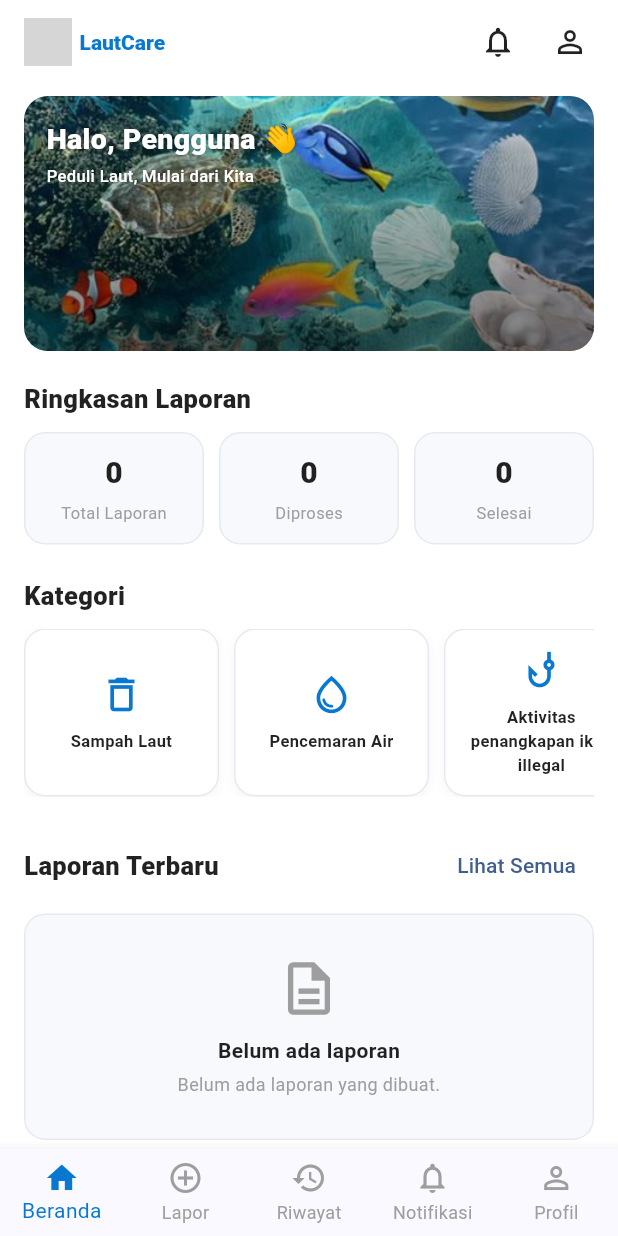
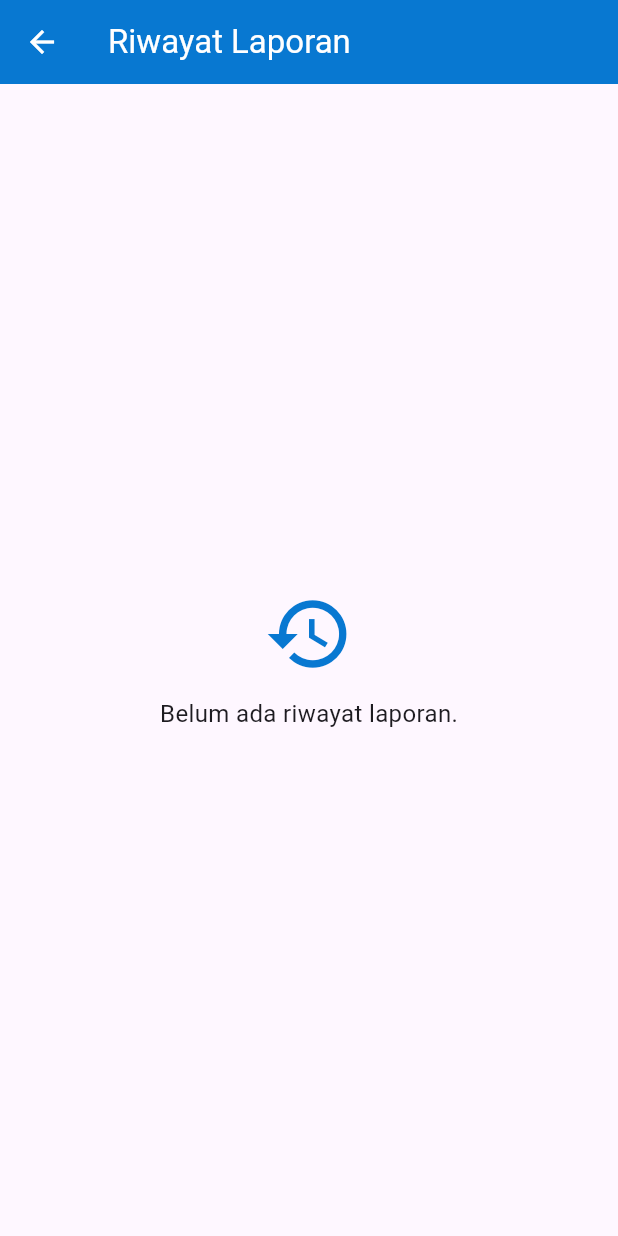
Before and after one commit to arfianti056-cloud/lautcare, a Flutter app: the BerandaScreen screen opened by its route, after a tap on "Lihat Semua", on a phone screen of 412 x 824 dp. Run offline on Flutter 3.47's test engine with Material 3 defaults, Android fonts, the phone set to English and light mode, and no system bars; grey boxes are pictures that could not be loaded.

Commit message:
Update fitur login, register, dan tampilan LautCare

```diff
--- a/lib/main.dart
+++ b/lib/main.dart
@@ -4,7 +4,8 @@ import 'screens/splash_screen.dart';
 import 'screens/login_screen.dart';
 import 'screens/register_screen.dart';
 import 'pelapor/beranda_screen.dart';
-import 'pelapor/buat_laporan/laporan_screen.dart';
+import 'riwayat/riwayat_screen.dart';
+import 'profile/profile_screen.dart';
 
 void main() {
   runApp(const LautCareApp());
@@ -16,22 +17,19 @@ class LautCareApp extends StatelessWidget {
   @override
   Widget build(BuildContext context) {
     return MaterialApp(
-      title: 'LautCare',
       debugShowCheckedModeBanner: false,
+      title: 'LAUTCARE',
 
-      theme: ThemeData(
-        useMaterial3: true,
-        colorSchemeSeed: const Color(0xFF1565C0),
-      ),
-
+      // Aplikasi dimulai dari Splash Screen
       initialRoute: '/',
 
       routes: {
-        '/': (_) => const SplashScreen(),
-        '/login': (_) => const LoginScreen(),
-        '/register': (_) => const RegisterScreen(),
-        '/beranda': (_) => const BerandaScreen(),
-        '/laporan': (context) => const LaporanScreen(),
+        '/': (context) => const SplashScreen(),
+        '/login': (context) => const LoginScreen(),
+        '/register': (context) => const RegisterScreen(),
+        '/beranda': (context) => const BerandaScreen(),
+        '/riwayat': (context) => const RiwayatScreen(),
+        '/profil': (context) => const ProfilScreen(),
       },
     );
   }
--- a/lib/pelapor/beranda_screen.dart
+++ b/lib/pelapor/beranda_screen.dart
@@ -15,7 +15,7 @@ class BerandaScreen extends StatelessWidget {
         title: Row(
           children: [
             Image.asset(
-              'assets/images/LautCare_Ocean_Wave_Logo-removebg-preview.png',
+              'assets/images/logo.png',
               width: 32,
               height: 32,
               fit: BoxFit.contain,
@@ -31,27 +31,13 @@ class BerandaScreen extends StatelessWidget {
             ),
           ],
         ),
-        actions: [
-          IconButton(
-            onPressed: () {},
-            icon: const Icon(Icons.notifications_none, color: Colors.black87),
-          ),
-          IconButton(
-            onPressed: () {},
-            icon: const Icon(Icons.person_outline, color: Colors.black87),
-          ),
-          const SizedBox(width: 8),
-        ],
       ),
-
       body: SingleChildScrollView(
         padding: const EdgeInsets.fromLTRB(16, 8, 16, 20),
         child: Column(
           crossAxisAlignment: CrossAxisAlignment.start,
           children: [
-            // =========================
-            // BANNER
-            // =========================
+            // BANNER BERANDA
             ClipRRect(
               borderRadius: BorderRadius.circular(16),
               child: SizedBox(
@@ -64,7 +50,6 @@ class BerandaScreen extends StatelessWidget {
                       'assets/images/benner_beranda.jpg',
                       fit: BoxFit.cover,
                     ),
-
                     Container(
                       decoration: const BoxDecoration(
                         gradient: LinearGradient(
@@ -74,7 +59,6 @@ class BerandaScreen extends StatelessWidget {
                         ),
                       ),
                     ),
-
                     const Positioned(
                       left: 15,
                       top: 15,
@@ -114,9 +98,7 @@ class BerandaScreen extends StatelessWidget {
 
             const SizedBox(height: 20),
 
-            // =========================
             // RINGKASAN LAPORAN
-            // =========================
             const Text(
               'Ringkasan Laporan',
               style: TextStyle(
@@ -125,7 +107,6 @@ class BerandaScreen extends StatelessWidget {
                 color: Colors.black87,
               ),
             ),
-
             const SizedBox(height: 10),
 
             Row(
@@ -146,9 +127,7 @@ class BerandaScreen extends StatelessWidget {
 
             const SizedBox(height: 22),
 
-            // =========================
             // KATEGORI
-            // =========================
             const Text(
               'Kategori',
               style: TextStyle(
@@ -157,7 +136,6 @@ class BerandaScreen extends StatelessWidget {
                 color: Colors.black87,
               ),
             ),
-
             const SizedBox(height: 10),
 
             SizedBox(
@@ -184,9 +162,7 @@ class BerandaScreen extends StatelessWidget {
 
             const SizedBox(height: 22),
 
-            // =========================
             // LAPORAN TERBARU
-            // =========================
             Row(
               mainAxisAlignment: MainAxisAlignment.spaceBetween,
               children: [
@@ -198,13 +174,16 @@ class BerandaScreen extends StatelessWidget {
                     color: Colors.black87,
                   ),
                 ),
-                TextButton(onPressed: () {}, child: const Text('Lihat Semua')),
+                TextButton(
+                  onPressed: () {
+                    Navigator.pushNamed(context, '/riwayat');
+                  },
+                  child: const Text('Lihat Semua'),
+                ),
               ],
             ),
-
             const SizedBox(height: 8),
 
-            // BELUM ADA LAPORAN
             Container(
               width: double.infinity,
               padding: const EdgeInsets.symmetric(vertical: 28, horizontal: 20),
@@ -240,49 +219,32 @@ class BerandaScreen extends StatelessWidget {
             ),
 
             const SizedBox(height: 22),
-
-            // =========================
-            // BUAT LAPORAN
-            // =========================
-            SizedBox(
-              width: double.infinity,
-              height: 48,
-              child: ElevatedButton.icon(
-                onPressed: () {
-                  Navigator.pushNamed(context, '/laporan');
-                },
-                icon: const Icon(Icons.add),
-                label: const Text(
-                  'Buat Laporan',
-                  style: TextStyle(fontWeight: FontWeight.w700),
-                ),
-                style: ElevatedButton.styleFrom(
-                  backgroundColor: const Color(0xFF0878D1),
-                  foregroundColor: Colors.white,
-                  shape: RoundedRectangleBorder(
-                    borderRadius: BorderRadius.circular(12),
-                  ),
-                ),
-              ),
-            ),
           ],
         ),
       ),
 
-      // =========================
-      // BOTTOM NAVIGATION
-      // =========================
+      // NAVIGASI BAWAH
       bottomNavigationBar: BottomNavigationBar(
         type: BottomNavigationBarType.fixed,
         currentIndex: 0,
         selectedItemColor: const Color(0xFF0878D1),
         unselectedItemColor: Colors.grey,
         onTap: (index) {
-          if (index == 1) {
-            Navigator.pushNamed(context, '/laporan');
+          switch (index) {
+            case 0:
+              // Sudah berada di Beranda
+              break;
+            case 1:
+              Navigator.pushNamed(context, '/laporan');
+              break;
+            case 2:
+              Navigator.pushNamed(context, '/riwayat');
+              break;
+            case 3:
+              Navigator.pushNamed(context, '/profil');
+              break;
           }
         },
-
         items: const [
           BottomNavigationBarItem(
             icon: Icon(Icons.home_outlined),
@@ -292,17 +254,12 @@ class BerandaScreen extends StatelessWidget {
           BottomNavigationBarItem(
             icon: Icon(Icons.add_circle_outline),
             activeIcon: Icon(Icons.add_circle),
-            label: 'Lapor',
+            label: 'Buat Laporan',
           ),
           BottomNavigationBarItem(
             icon: Icon(Icons.history_outlined),
             activeIcon: Icon(Icons.history),
-            label: 'Riwayat',
-          ),
-          BottomNavigationBarItem(
-            icon: Icon(Icons.notifications_none),
-            activeIcon: Icon(Icons.notifications),
-            label: 'Notifikasi',
+            label: 'Riwayat Laporan',
           ),
           BottomNavigationBarItem(
             icon: Icon(Icons.person_outline),
@@ -314,9 +271,7 @@ class BerandaScreen extends StatelessWidget {
     );
   }
 
-  // =========================
-  // STAT CARD
-  // =========================
+  // KARTU RINGKASAN
   Widget _buildStatCard({required String title, required String value}) {
     return Container(
       height: 75,
@@ -344,9 +299,7 @@ class BerandaScreen extends StatelessWidget {
     );
   }
 
-  // =========================
-  // CATEGORY CARD
-  // =========================
+  // KARTU KATEGORI
   Widget _buildCategoryCard({required IconData icon, required String title}) {
     return Container(
       width: 130,
--- a/lib/riwayat/riwayat_screen.dart
+++ b/lib/riwayat/riwayat_screen.dart
@@ -0,0 +1,26 @@
+import 'package:flutter/material.dart';
+
+class RiwayatScreen extends StatelessWidget {
+  const RiwayatScreen({super.key});
+
+  @override
+  Widget build(BuildContext context) {
+    return Scaffold(
+      appBar: AppBar(
+        title: const Text('Riwayat Laporan'),
+        backgroundColor: const Color(0xFF0878D1),
+        foregroundColor: Colors.white,
+      ),
+      body: const Center(
+        child: Column(
+          mainAxisSize: MainAxisSize.min,
+          children: [
+            Icon(Icons.history, size: 60, color: Color(0xFF0878D1)),
+            SizedBox(height: 12),
+            Text('Belum ada riwayat laporan.', style: TextStyle(fontSize: 16)),
+          ],
+        ),
+      ),
+    );
+  }
+}
--- a/lib/screens/splash_screen.dart
+++ b/lib/screens/splash_screen.dart
@@ -1,4 +1,5 @@
 import 'dart:async';
+
 import 'package:flutter/material.dart';
 
 class SplashScreen extends StatefulWidget {
@@ -34,10 +35,12 @@ class _SplashScreenState extends State<SplashScreen> {
         fit: StackFit.expand,
         children: [
           // Foto pantai, digelapkan sedikit agar tulisan terbaca
-          Image.asset('assets/images/splash.jpeg',
-              fit: BoxFit.cover,
-              color: Colors.black38,
-              colorBlendMode: BlendMode.darken),
+          Image.asset(
+            'assets/images/splash.jpeg',
+            fit: BoxFit.cover,
+            color: Colors.black38,
+            colorBlendMode: BlendMode.darken,
+          ),
           Align(
             alignment: const Alignment(0, -0.3),
             child: Column(
@@ -48,15 +51,16 @@ class _SplashScreenState extends State<SplashScreen> {
                   backgroundColor: Colors.white,
                   child: Padding(
                     padding: const EdgeInsets.all(14),
-                    child: Image.asset(
-                        'assets/images/LautCare_Ocean_Wave_Logo-removebg-preview.png'),
+                    child: Image.asset('assets/images/logo.png'),
                   ),
                 ),
                 const SizedBox(height: 16),
                 Text('LautCare', style: putih.copyWith(fontSize: 34)),
                 const SizedBox(height: 6),
-                Text('Jaga Laut, Jaga Masa Depan',
-                    style: putih.copyWith(fontSize: 14)),
+                Text(
+                  'Jaga Laut, Jaga Masa Depan',
+                  style: putih.copyWith(fontSize: 14),
+                ),
               ],
             ),
           ),
--- a/pubspec.yaml
+++ b/pubspec.yaml
@@ -58,7 +58,7 @@ flutter:
   uses-material-design: true
 
   assets:
-    - assets/images/LautCare_Ocean_Wave_Logo-removebg-preview.png
+    - assets/images/logo.png
     - assets/images/benner_beranda.jpg
     - assets/images/splash.jpeg
   # To add assets to your application, add an assets section, like this:
```
Also changed, not shown: lib/akun_store.dart (added, +44 -0 lines), lib/profile/profile_screen.dart (+35 -0 lines), lib/screens/login_screen.dart (+50 -63 lines), lib/screens/register_screen.dart (+37 -29 lines).
